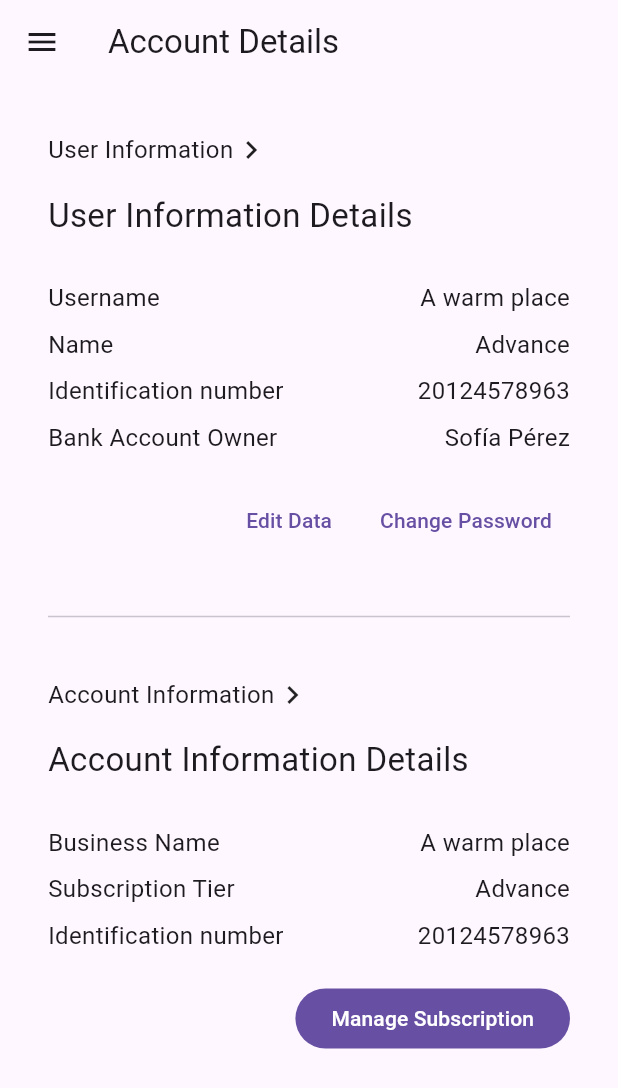
After one commit to DittoBox/DittoBox-Mobile, a Flutter app: the AccountDetailsScreen screen opened by its route, on a phone screen of 412 x 824 dp. The commit adds this screen. Shown: the top 1088 px of the screen. Run offline on Flutter 3.47's test engine with Material 3 defaults, Android fonts, the phone set to English and light mode, and no system bars; our stand-ins replace pin_code_fields.

Commit message:
feat: add account details screen with user and account information sections

```diff
--- /dev/null
+++ b/dittobox_mobile/lib/account_and_subscription/presentation/account-details/account_details_screen.dart
@@ -0,0 +1,169 @@
+import 'package:dittobox_mobile/generated/l10n.dart';
+import 'package:dittobox_mobile/routes/app_routes.dart';
+import 'package:dittobox_mobile/shared/presentation/widgets/custom_navigator_drawer.dart';
+import 'package:flutter/material.dart';
+
+class AccountDetailsScreen extends StatefulWidget {
+  const AccountDetailsScreen({super.key});
+
+  @override
+  State<AccountDetailsScreen> createState() => _AccountDetailsScreenState();
+}
+
+class _AccountDetailsScreenState extends State<AccountDetailsScreen> {
+  @override
+ Widget build(BuildContext context) {
+    return Scaffold(
+      appBar: AppBar(
+        title: const Text('Account Details'),
+      ),
+      drawer: const CustomNavigationDrawer(currentRoute: AppRoutes.accountDetails),
+      body: const Padding(
+        padding: EdgeInsets.all(32.0),
+        child: Column(
+          crossAxisAlignment: CrossAxisAlignment.start,
+          children: [
+            UserInformation(),
+            SizedBox(height: 32),
+            Divider(),
+            SizedBox(height: 32),
+            AccountInformation(),
+          ],
+        ),
+      ),
+    );
+  }
+
+}
+
+class UserInformation extends StatelessWidget {
+  const UserInformation({super.key});
+
+  @override
+  Widget build(BuildContext context) {
+    return Column(
+      crossAxisAlignment: CrossAxisAlignment.start,
+      children: [
+        Row(
+          children: [
+            Text(
+              S.of(context).userInformation,
+              style: const TextStyle(fontSize: 16),
+            ),
+            const Icon(Icons.chevron_right_outlined),
+          ],
+        ),
+        const SizedBox(height: 16),
+        Text(
+          S.of(context).userInformationDetails,
+          style: const TextStyle(fontSize: 22),
+        ),
+        const SizedBox(height: 24),
+        _buildInfoRow(S.of(context).username, 'A warm place'),
+        _buildInfoRow(S.of(context).name, 'Advance'),
+        _buildInfoRow(S.of(context).identificationNumber, '20124578963'),
+        _buildInfoRow(S.of(context).bankAccountOwner, 'Sofía Pérez'),
+        const SizedBox(height: 16),
+        Row(
+          mainAxisAlignment: MainAxisAlignment.end,
+          children: [
+            TextButton(
+              onPressed: () {
+                // Lógica para editar datos
+              },
+              child: Text(S.of(context).editData),
+            ),
+            const SizedBox(width: 8),
+            TextButton(
+              onPressed: () {
+                // Lógica para cambiar contraseña
+              },
+              child: Text(S.of(context).changePassword),
+            ),
+          ],
+        ),
+      ],
+    );
+  }
+
+  static Widget _buildInfoRow(String title, String value) {
+    return Padding(
+      padding: const EdgeInsets.symmetric(vertical: 4.0),
+      child: Row(
+        mainAxisAlignment: MainAxisAlignment.spaceBetween,
+        children: [
+          Text(
+            title,
+            style: const TextStyle(fontSize: 16),
+          ),
+          Text(
+            value,
+            style: const TextStyle(fontSize: 16),
+          ),
+        ],
+      ),
+    );
+  }
+}
+
+class AccountInformation extends StatelessWidget {
+  const AccountInformation({super.key});
+
+  @override
+  Widget build(BuildContext context) {
+    return Column(
+      crossAxisAlignment: CrossAxisAlignment.start,
+      children: [
+        Row(
+          children: [
+            Text(
+              S.of(context).accountInformation,
+              style: const TextStyle(fontSize: 16),
+            ),
+            const Icon(Icons.chevron_right_outlined),
+          ],
+        ),
+        const SizedBox(height: 16),
+        Text(
+          S.of(context).accountInformationDetails,
+          style: const TextStyle(fontSize: 22),
+        ),
+        const SizedBox(height: 24),
+        _buildInfoRow(S.of(context).businessName, 'A warm place'),
+        _buildInfoRow(S.of(context).subscriptionTier, 'Advance'),
+        _buildInfoRow(S.of(context).identificationNumber, '20124578963'),
+        const SizedBox(height: 16),
+        Row(
+          mainAxisAlignment: MainAxisAlignment.end,
+          children: [
+            FilledButton(
+              onPressed: () {
+                // Lógica para gestionar la suscripción
+              },
+              child: Text(S.of(context).manageSubscription),
+            ),
+          ],
+        ),
+      ],
+    );
+  }
+
+  static Widget _buildInfoRow(String title, String value) {
+    return Padding(
+      padding: const EdgeInsets.symmetric(vertical: 4.0),
+      child: Row(
+        mainAxisAlignment: MainAxisAlignment.spaceBetween,
+        children: [
+          Text(
+            title,
+            style: const TextStyle(fontSize: 16),
+          ),
+          Text(
+            value,
+            style: const TextStyle(fontSize: 16),
+          ),
+        ],
+      ),
+    );
+  }
+}
--- a/dittobox_mobile/lib/routes/app_routes.dart
+++ b/dittobox_mobile/lib/routes/app_routes.dart
@@ -1,3 +1,4 @@
+import 'package:dittobox_mobile/account_and_subscription/presentation/account-details/account_details_screen.dart';
 import 'package:dittobox_mobile/account_and_subscription/presentation/subscription-details/subscription_details_screen.dart';
 import 'package:dittobox_mobile/containers/presentation/add-template/add_template_screen.dart';
 import 'package:dittobox_mobile/containers/presentation/container-list/container_list_view.dart';
@@ -22,6 +23,7 @@ final Map<String, Widget Function(BuildContext)> appRoutes = {
   "/workers": (context) => const WorkerListView(),
   "/workerDetails": (context) => WorkerDetailScreen(worker: User(name: '', role: '', location: '')), // Provide a valid User object
   "/subscriptionDetails": (context) => const SubscriptionDetailsScreen(),
+  "/accountDetails": (context) => const AccountDetailsScreen(),
   "/containers": (context) => const ContainerListScreen(),
 };
 
@@ -36,5 +38,6 @@ class AppRoutes {
   static const String workerlist = '/workers';
   static const String workerDetails = '/workerDetails';
   static const String subscriptionDetails = '/subscriptionDetails';
+  static const String accountDetails = '/accountDetails';
   static const String containers = '/containers';
 }
```
Also changed, not shown: dittobox_mobile/lib/account_and_subscription/infrastructure/model/account.dart (added), dittobox_mobile/lib/generated/l10n.dart.
